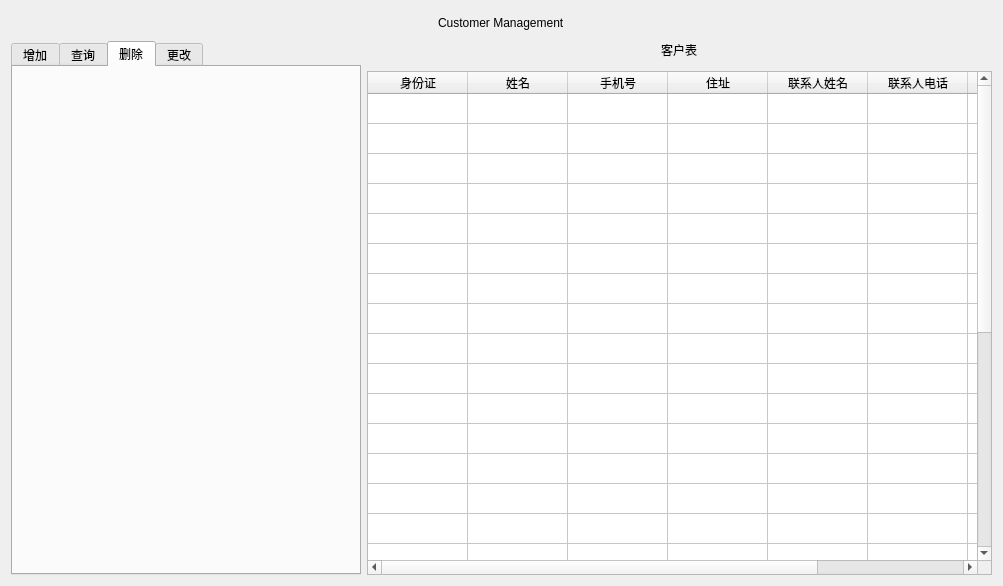
Qt form UI/customer.ui (suyZhong/bank_management_system) before a commit.
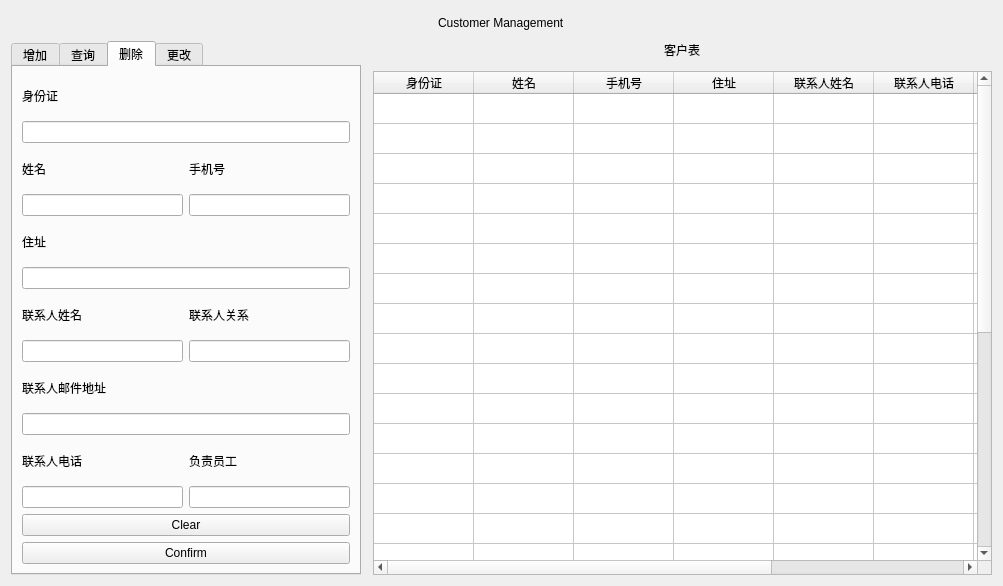
The same form after that commit. The open tabs and pages were chosen to show the change.

Commit message: finnish customer all func

What changed in the file:
```diff
--- a/UI/customer.ui
+++ b/UI/customer.ui
@@ -14,101 +14,7 @@
    <string>Form</string>
   </property>
   <layout class="QGridLayout" name="gridLayout">
-   <item row="0" column="0" colspan="2" alignment="Qt::AlignHCenter">
-    <widget class="QLabel" name="label">
-     <property name="minimumSize">
-      <size>
-       <width>0</width>
-       <height>24</height>
-      </size>
-     </property>
-     <property name="text">
-      <string>Customer Management</string>
-     </property>
-    </widget>
-   </item>
-   <item row="3" column="1">
-    <widget class="QTableWidget" name="tableWidget">
-     <property name="editTriggers">
-      <set>QAbstractItemView::NoEditTriggers</set>
-     </property>
-     <property name="rowCount">
-      <number>28</number>
-     </property>
-     <attribute name="verticalHeaderVisible">
-      <bool>false</bool>
-     </attribute>
-     <row/>
-     <row/>
-     <row/>
-     <row/>
-     <row/>
-     <row/>
-     <row/>
-     <row/>
-     <row/>
-     <row/>
-     <row/>
-     <row/>
-     <row/>
-     <row/>
-     <row/>
-     <row/>
-     <row/>
-     <row/>
-     <row/>
-     <row/>
-     <row/>
-     <row/>
-     <row/>
-     <row/>
-     <row/>
-     <row/>
-     <row/>
-     <row/>
-     <column>
-      <property name="text">
-       <string>身份证</string>
-      </property>
-     </column>
-     <column>
-      <property name="text">
-       <string>姓名</string>
-      </property>
-     </column>
-     <column>
-      <property name="text">
-       <string>手机号</string>
-      </property>
-     </column>
-     <column>
-      <property name="text">
-       <string>住址</string>
-      </property>
-     </column>
-     <column>
-      <property name="text">
-       <string>联系人姓名</string>
-      </property>
-     </column>
-     <column>
-      <property name="text">
-       <string>联系人电话</string>
-      </property>
-     </column>
-     <column>
-      <property name="text">
-       <string>联系人邮件</string>
-      </property>
-     </column>
-     <column>
-      <property name="text">
-       <string>联系人关系</string>
-      </property>
-     </column>
-    </widget>
-   </item>
-   <item row="1" column="1" alignment="Qt::AlignHCenter">
+   <item row="4" column="2" alignment="Qt::AlignHCenter">
     <widget class="QLabel" name="label_2">
      <property name="text">
       <string>客户表</string>
@@ -118,7 +24,7 @@
      </property>
     </widget>
    </item>
-   <item row="1" column="0" rowspan="3">
+   <item row="4" column="0" rowspan="3">
     <widget class="QTabWidget" name="tabWidget">
      <property name="maximumSize">
       <size>
@@ -343,6 +249,116 @@
       <attribute name="title">
        <string>删除</string>
       </attribute>
+      <layout class="QGridLayout" name="gridLayout_4">
+       <item row="0" column="0">
+        <widget class="QLabel" name="label_24">
+         <property name="text">
+          <string>身份证</string>
+         </property>
+        </widget>
+       </item>
+       <item row="1" column="0" colspan="2">
+        <widget class="QLineEdit" name="CusID_3"/>
+       </item>
+       <item row="2" column="0">
+        <widget class="QLabel" name="label_22">
+         <property name="text">
+          <string>姓名</string>
+         </property>
+        </widget>
+       </item>
+       <item row="2" column="1">
+        <widget class="QLabel" name="label_25">
+         <property name="text">
+          <string>手机号</string>
+         </property>
+        </widget>
+       </item>
+       <item row="3" column="0">
+        <widget class="QLineEdit" name="CusName_3"/>
+       </item>
+       <item row="3" column="1">
+        <widget class="QLineEdit" name="CusPhone_3">
+         <property name="text">
+          <string/>
+         </property>
+        </widget>
+       </item>
+       <item row="4" column="0">
+        <widget class="QLabel" name="label_28">
+         <property name="text">
+          <string>住址</string>
+         </property>
+        </widget>
+       </item>
+       <item row="5" column="0" colspan="2">
+        <widget class="QLineEdit" name="CusAddress_3"/>
+       </item>
+       <item row="6" column="0">
+        <widget class="QLabel" name="label_21">
+         <property name="text">
+          <string>联系人姓名</string>
+         </property>
+        </widget>
+       </item>
+       <item row="6" column="1">
+        <widget class="QLabel" name="label_29">
+         <property name="text">
+          <string>联系人关系</string>
+         </property>
+        </widget>
+       </item>
+       <item row="7" column="0">
+        <widget class="QLineEdit" name="CusCname_3"/>
+       </item>
+       <item row="7" column="1">
+        <widget class="QLineEdit" name="CusRela_3"/>
+       </item>
+       <item row="8" column="0">
+        <widget class="QLabel" name="label_23">
+         <property name="text">
+          <string>联系人邮件地址</string>
+         </property>
+        </widget>
+       </item>
+       <item row="9" column="0" colspan="2">
+        <widget class="QLineEdit" name="CusCaddr_3"/>
+       </item>
+       <item row="10" column="0">
+        <widget class="QLabel" name="label_27">
+         <property name="text">
+          <string>联系人电话</string>
+         </property>
+        </widget>
+       </item>
+       <item row="10" column="1">
+        <widget class="QLabel" name="label_26">
+         <property name="text">
+          <string>负责员工</string>
+         </property>
+        </widget>
+       </item>
+       <item row="11" column="0">
+        <widget class="QLineEdit" name="CusCphone_3"/>
+       </item>
+       <item row="11" column="1">
+        <widget class="QLineEdit" name="CusEmployee2_2"/>
+       </item>
+       <item row="12" column="0" colspan="2">
+        <widget class="QPushButton" name="clearButton_3">
+         <property name="text">
+          <string>Clear</string>
+         </property>
+        </widget>
+       </item>
+       <item row="13" column="0" colspan="2">
+        <widget class="QPushButton" name="CusDelButton">
+         <property name="text">
+          <string>Confirm</string>
+         </property>
+        </widget>
+       </item>
+      </layout>
      </widget>
      <widget class="QWidget" name="change">
       <attribute name="title">
@@ -351,6 +367,105 @@
      </widget>
     </widget>
    </item>
+   <item row="6" column="2">
+    <widget class="QTableWidget" name="tableWidget">
+     <property name="editTriggers">
+      <set>QAbstractItemView::NoEditTriggers</set>
+     </property>
+     <property name="rowCount">
+      <number>28</number>
+     </property>
+     <attribute name="verticalHeaderVisible">
+      <bool>false</bool>
+     </attribute>
+     <row/>
+     <row/>
+     <row/>
+     <row/>
+     <row/>
+     <row/>
+     <row/>
+     <row/>
+     <row/>
+     <row/>
+     <row/>
+     <row/>
+     <row/>
+     <row/>
+     <row/>
+     <row/>
+     <row/>
+     <row/>
+     <row/>
+     <row/>
+     <row/>
+     <row/>
+     <row/>
+     <row/>
+     <row/>
+     <row/>
+     <row/>
+     <row/>
+     <column>
+      <property name="text">
+       <string>身份证</string>
+      </property>
+     </column>
+     <column>
+      <property name="text">
+       <string>姓名</string>
+      </property>
+     </column>
+     <column>
+      <property name="text">
+       <string>手机号</string>
+      </property>
+     </column>
+     <column>
+      <property name="text">
+       <string>住址</string>
+      </property>
+     </column>
+     <column>
+      <property name="text">
+       <string>联系人姓名</string>
+      </property>
+     </column>
+     <column>
+      <property name="text">
+       <string>联系人电话</string>
+      </property>
+     </column>
+     <column>
+      <property name="text">
+       <string>联系人邮件</string>
+      </property>
+     </column>
+     <column>
+      <property name="text">
+       <string>联系人关系</string>
+      </property>
+     </column>
+     <column>
+      <property name="text">
+       <string>员工id</string>
+      </property>
+     </column>
+    </widget>
+   </item>
+   <item row="0" column="0" colspan="3" alignment="Qt::AlignHCenter">
+    <widget class="QLabel" name="label">
+     <property name="minimumSize">
+      <size>
+       <width>0</width>
+       <height>24</height>
+      </size>
+     </property>
+     <property name="text">
+      <string>Customer Management</string>
+     </property>
+    </widget>
+   </item>
   </layout>
  </widget>
  <resources/>
```
Left out of the diff: 751 changed lines with no effect on the pictures. The commit also changes 3 other files.
